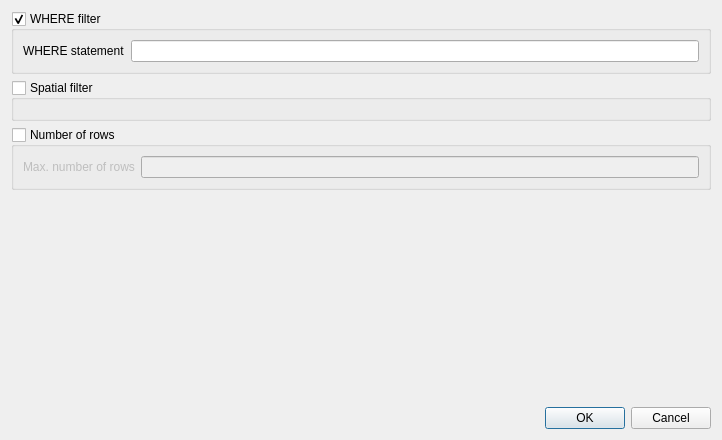
anamanvil/carto-qgis-plugin, file carto/gui/downloadfilteredlayerdialog.ui: the form before one commit.
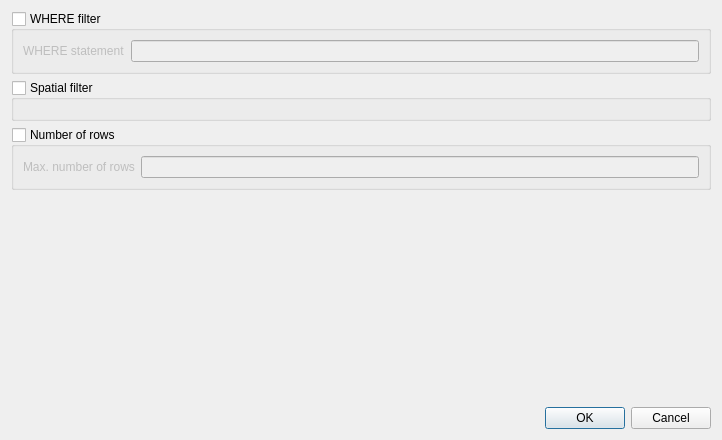
The form after the commit.

Patch:
```diff
--- a/carto/gui/downloadfilteredlayerdialog.ui
+++ b/carto/gui/downloadfilteredlayerdialog.ui
@@ -22,6 +22,9 @@
      <property name="checkable">
       <bool>true</bool>
      </property>
+     <property name="checked">
+      <bool>false</bool>
+     </property>
      <layout class="QGridLayout" name="gridLayout">
       <item row="0" column="0">
        <widget class="QLabel" name="label">
```
